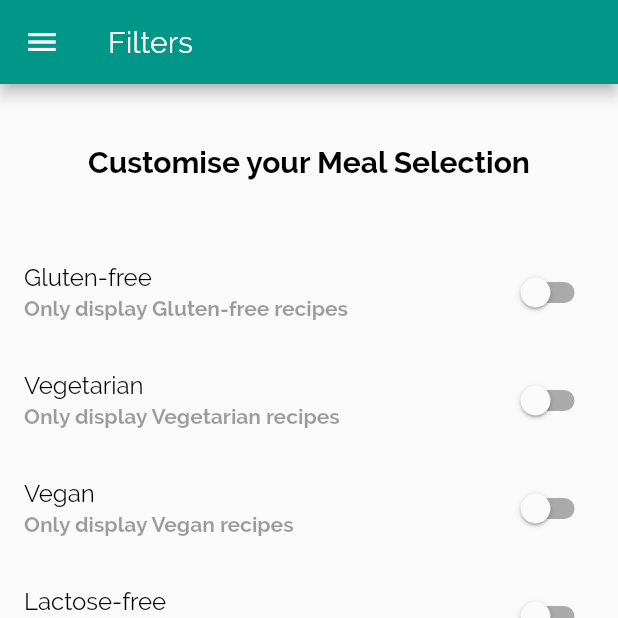
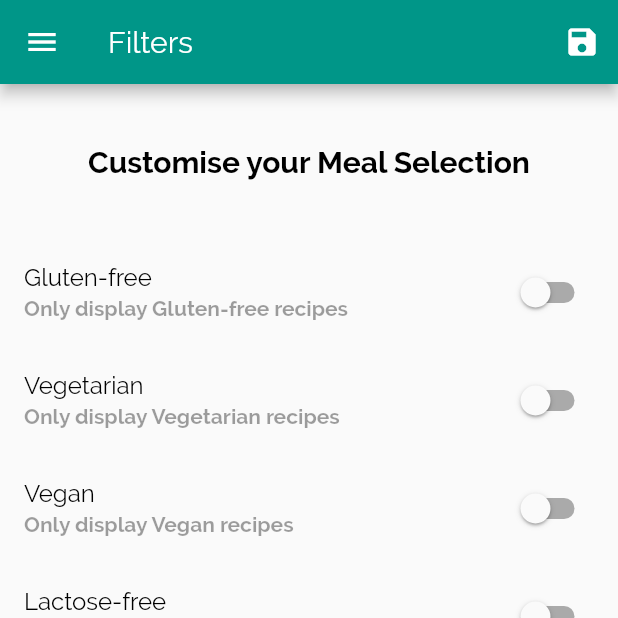
Before and after one commit to Sharan-121/Sidechef, a Flutter app: the FilterScreen screen opened by its route, on a phone screen of 412 x 824 dp, the top half of it. Run offline on Flutter 3.47's test engine with Material 2 defaults, Android fonts, the phone set to English and light mode, and no system bars; our stand-ins replace google_fonts, hexcolor.

Commit message:
Started filtering logic

```diff
--- a/lib/main.dart
+++ b/lib/main.dart
@@ -1,16 +1,59 @@
 import 'package:flutter/material.dart';
 import 'package:restaurant_cuisine_app/screen/cuisine_recipe.dart';
 import 'package:restaurant_cuisine_app/screen/filter_screen.dart';
-
+import './cuisine_data.dart';
 import 'package:restaurant_cuisine_app/screen/tabs_screen.dart';
 import '../screen/recipe_screen.dart';
+import './models/meal.dart';
 
 void main() {
   runApp(MyApp());
 }
 
-class MyApp extends StatelessWidget {
+class MyApp extends StatefulWidget {
+  @override
+  State<MyApp> createState() => _MyAppState();
+}
+
+class _MyAppState extends State<MyApp> {
   // const MyApp({Key? key}) : super(key: key);
+  Map<String, bool> _filters = {
+    'gluten': false,
+    'lactose': false,
+    'vegan': false,
+    'vegetarian': false,
+  };
+
+  List<Meal> _availableMeals = recipeData;
+
+  void _setFilters(Map<String, bool> filterData) {
+    setState(() {
+      _filters = filterData;
+      _availableMeals = recipeData.where((element) {
+        if (_filters['gluten'] != null &&
+            _filters['gluten'] == false &&
+            !element.isGlutenFree) {
+          return false;
+        }
+        if (_filters['lactose'] != null &&
+            _filters['lactose'] == false &&
+            !element.isLactoseFree) {
+          return false;
+        }
+        if (_filters['vegan'] != null &&
+            _filters['vegan'] == false &&
+            !element.isVegan) {
+          return false;
+        }
+        if (_filters['vegetarian'] != null &&
+            _filters['vegetarian'] == false &&
+            !element.isVegetarian) {
+          return false;
+        }
+        return true;
+      }).toList();
+    });
+  }
 
   @override
   Widget build(BuildContext context) {
@@ -34,9 +77,11 @@ class MyApp extends StatelessWidget {
       ),
       routes: {
         '/': (ctx) => TabScreen(),
-        '/CuisineRecipe': (ctx) => CuisineRecipe(),
+        '/CuisineRecipe': (ctx) => CuisineRecipe(
+              availableMeals: _availableMeals,
+            ),
         '/RecipeDetail': (ctx) => RecipeDetail(),
-        '/FilterScreen': (ctx) => FilterScreen(),
+        '/FilterScreen': (ctx) => FilterScreen(saveFilter: _setFilters),
       },
     );
   }
--- a/lib/screen/filter_screen.dart
+++ b/lib/screen/filter_screen.dart
@@ -2,7 +2,9 @@ import 'package:flutter/material.dart';
 import 'package:restaurant_cuisine_app/widgets/main_drawer.dart';
 
 class FilterScreen extends StatefulWidget {
-  const FilterScreen({Key? key}) : super(key: key);
+  final Function saveFilter;
+
+  FilterScreen({required this.saveFilter});
 
   @override
   State<FilterScreen> createState() => _FilterScreenState();
@@ -15,17 +17,18 @@ class _FilterScreenState extends State<FilterScreen> {
   var _lactoseFree = false;
 
   Widget buildSwitchTile(
-      BuildContext context, bool value, String text, Function update) {
+      bool value, String text, Function(bool update) update) {
     return SwitchListTile(
+      activeColor: Colors.teal,
       value: value,
       onChanged: update,
       subtitle: Text(
         "Only display " + text + " recipes",
-        style: TextStyle(color: Colors.black38),
+        style: const TextStyle(color: Colors.black38),
       ),
       title: Text(
         text,
-        style: TextStyle(
+        style: const TextStyle(
           color: Colors.black,
         ),
       ),
@@ -38,9 +41,21 @@ class _FilterScreenState extends State<FilterScreen> {
         drawer: const MainDrawer(),
         appBar: AppBar(
           title: const Text("Filters"),
+          actions: <Widget>[
+            IconButton(
+                onPressed: () {
+                  final selectedFilters = {
+                    'gluten': false,
+                    'lactose': false,
+                    'vegan': false,
+                    'vegetarian': false,
+                  };
+                  widget.saveFilter(selectedFilters);
+                },
+                icon: Icon(Icons.save))
+          ],
         ),
-      body: Column(
-        children: [
+        body: Column(children: [
           Row(
             mainAxisAlignment: MainAxisAlignment.center,
             children: [
@@ -60,22 +75,22 @@ class _FilterScreenState extends State<FilterScreen> {
           Expanded(
             child: ListView(
               children: <Widget>[
-          buildSwitchTile(context, _glutenFree, "Gluten-free",(newValue){
+                buildSwitchTile(_glutenFree, "Gluten-free", (newValue) {
                   setState(() {
                     _glutenFree = newValue;
                   });
                 }),
-          buildSwitchTile(context, _vegetarian, "Vegetarian",(newValue){
+                buildSwitchTile(_vegetarian, "Vegetarian", (newValue) {
                   setState(() {
                     _vegetarian = newValue;
                   });
                 }),
-          buildSwitchTile(context, _vegan, "Vegan",(newValue){
+                buildSwitchTile(_vegan, "Vegan", (newValue) {
                   setState(() {
                     _vegan = newValue;
                   });
                 }),
-          buildSwitchTile(context, _lactoseFree, "Lactose-free",(newValue){
+                buildSwitchTile(_lactoseFree, "Lactose-free", (newValue) {
                   setState(() {
                     _lactoseFree = newValue;
                   });
@@ -83,7 +98,6 @@ class _FilterScreenState extends State<FilterScreen> {
               ],
             ),
           ),
-        ]
-      )
-    );
+        ]));
   }
+}
```
Also changed, not shown: lib/screen/cuisine_recipe.dart (+7 -2 lines). Lines whose indentation alone changed are shown as unchanged.
